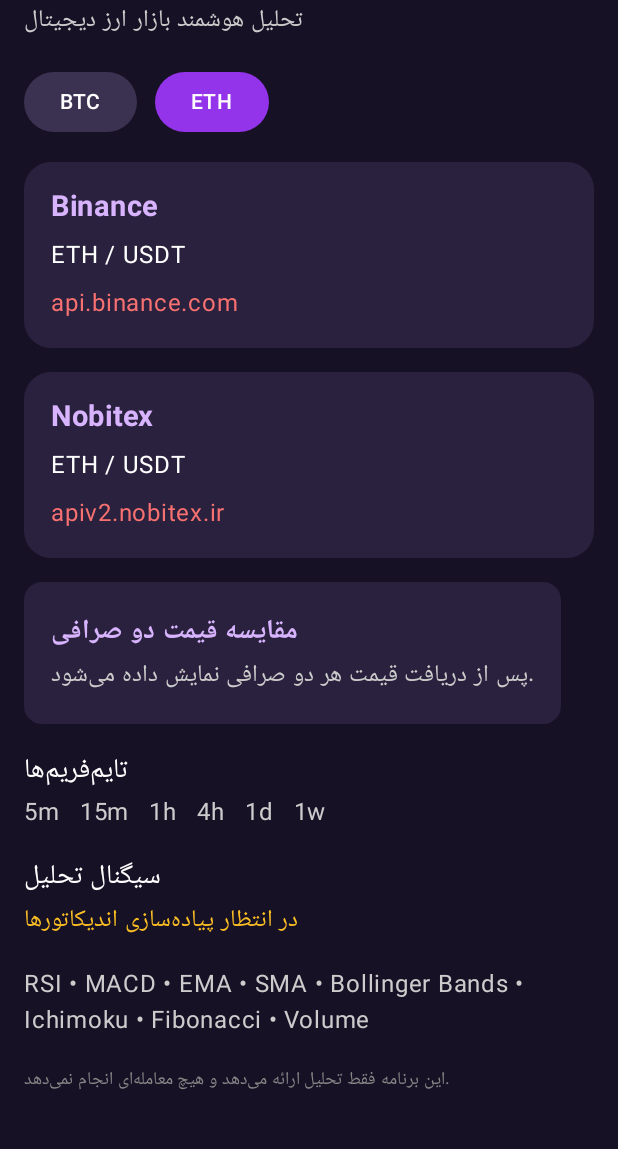
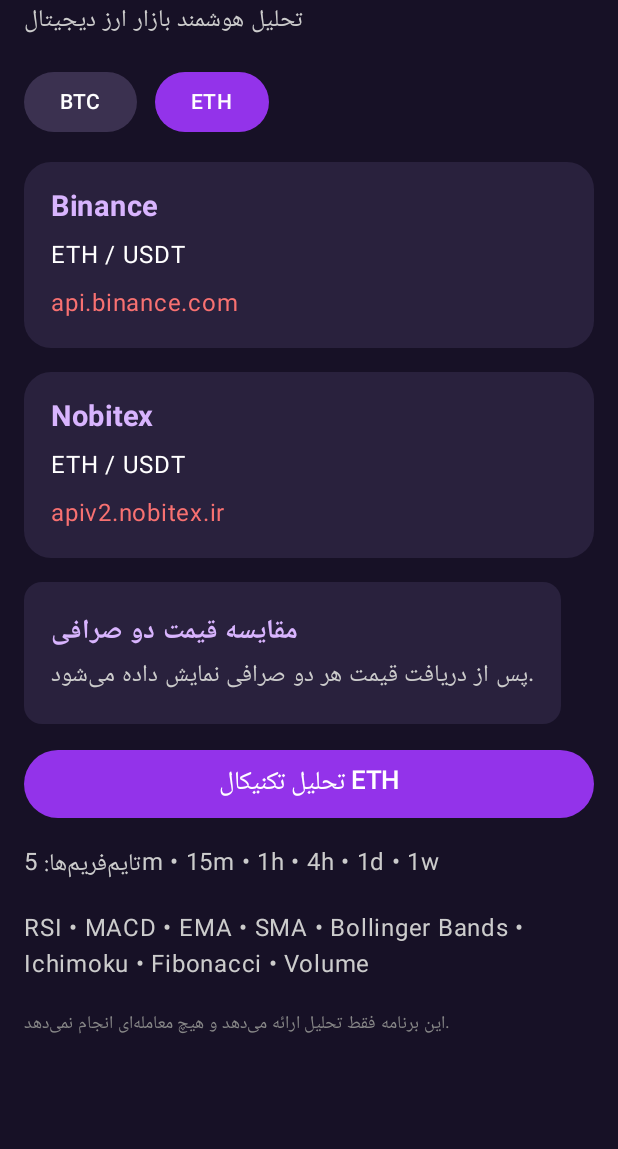
Before and after one commit to goleatlasi2005/crypto-analyzer, an Android app built with Jetpack Compose: the screen it shows after launch (MainActivity), after a tap on "ETH", on a phone screen of 412 x 824 dp, the part 72-1221 px from its top. Run offline under Robolectric (Android 15) with nearby library versions, the phone set to English and light mode, and no system bars.

Commit message:
Update MainActivity.kt

```diff
--- a/app/src/main/java/com/cryptoanalyzer/MainActivity.kt
+++ b/app/src/main/java/com/cryptoanalyzer/MainActivity.kt
@@ -1,4 +1,3 @@
-
 package com.cryptoanalyzer
 
 import android.os.Bundle
@@ -125,11 +124,7 @@ private fun ExchangeCard(
                 fontSize = 19.sp,
                 fontWeight = FontWeight.Bold
             )
-            Text(
-                "$coin / USDT",
-                color = Color.White,
-                fontSize = 16.sp
-            )
+            Text("$coin / USDT", color = Color.White, fontSize = 16.sp)
 
             if (data != null) {
                 Text(
@@ -148,7 +143,11 @@ private fun ExchangeCard(
                 Text("بیشترین قیمت: $${formatNumber(data.high)}", color = Color.LightGray)
                 Text("کمترین قیمت: $${formatNumber(data.low)}", color = Color.LightGray)
                 Text("حجم: ${formatNumber(data.volume)} $coin", color = Color.LightGray)
-                Text("آخرین به‌روزرسانی: $updatedAt", color = Color(0xFFD8B4FE), fontSize = 12.sp)
+                Text(
+                    "آخرین به‌روزرسانی: $updatedAt",
+                    color = Color(0xFFD8B4FE),
+                    fontSize = 12.sp
+                )
             } else {
                 Text(
                     error ?: "در حال دریافت اطلاعات...",
@@ -162,6 +161,8 @@ private fun ExchangeCard(
 @Composable
 fun CryptoAnalyzerApp() {
     var selectedCoin by remember { mutableStateOf("BTC") }
+    var showAnalysis by remember { mutableStateOf(false) }
+
     var binance by remember { mutableStateOf<MarketTicker?>(null) }
     var nobitex by remember { mutableStateOf<MarketTicker?>(null) }
     var binanceError by remember { mutableStateOf<String?>(null) }
@@ -198,6 +199,23 @@ fun CryptoAnalyzerApp() {
             modifier = Modifier.fillMaxSize(),
             color = Color(0xFF171126)
         ) {
+            if (showAnalysis) {
+                Column(modifier = Modifier.fillMaxSize()) {
+                    Button(
+                        onClick = { showAnalysis = false },
+                        modifier = Modifier.padding(horizontal = 16.dp, vertical = 8.dp),
+                        colors = ButtonDefaults.buttonColors(
+                            containerColor = Color(0xFF9333EA)
+                        )
+                    ) {
+                        Text("بازگشت به صفحه اصلی")
+                    }
+
+                    Box(modifier = Modifier.weight(1f)) {
+                        AnalysisScreen(symbol = selectedCoin)
+                    }
+                }
+            } else {
                 LazyColumn(
                     modifier = Modifier.padding(16.dp),
                     verticalArrangement = Arrangement.spacedBy(16.dp)
@@ -254,6 +272,7 @@ fun CryptoAnalyzerApp() {
                     item {
                         val a = binance?.price
                         val b = nobitex?.price
+
                         Card(
                             colors = CardDefaults.cardColors(
                                 containerColor = Color(0xFF29213D)
@@ -282,15 +301,24 @@ fun CryptoAnalyzerApp() {
                     }
 
                     item {
-                    Text("تایم‌فریم‌ها", color = Color.White, fontSize = 18.sp)
-                    Text("5m   15m   1h   4h   1d   1w", color = Color.LightGray)
+                        Button(
+                            onClick = { showAnalysis = true },
+                            modifier = Modifier.fillMaxWidth(),
+                            colors = ButtonDefaults.buttonColors(
+                                containerColor = Color(0xFF9333EA)
+                            )
+                        ) {
+                            Text(
+                                "تحلیل تکنیکال $selectedCoin",
+                                fontSize = 17.sp
+                            )
+                        }
                     }
 
                     item {
-                    Text("سیگنال تحلیل", color = Color.White, fontSize = 18.sp)
                         Text(
-                        "در انتظار پیاده‌سازی اندیکاتورها",
-                        color = Color(0xFFFBBF24)
+                            "تایم‌فریم‌ها: 5m • 15m • 1h • 4h • 1d • 1w",
+                            color = Color.LightGray
                         )
                     }
 
@@ -312,3 +340,4 @@ fun CryptoAnalyzerApp() {
             }
         }
     }
+}
```
Lines whose indentation alone changed are shown as unchanged.
